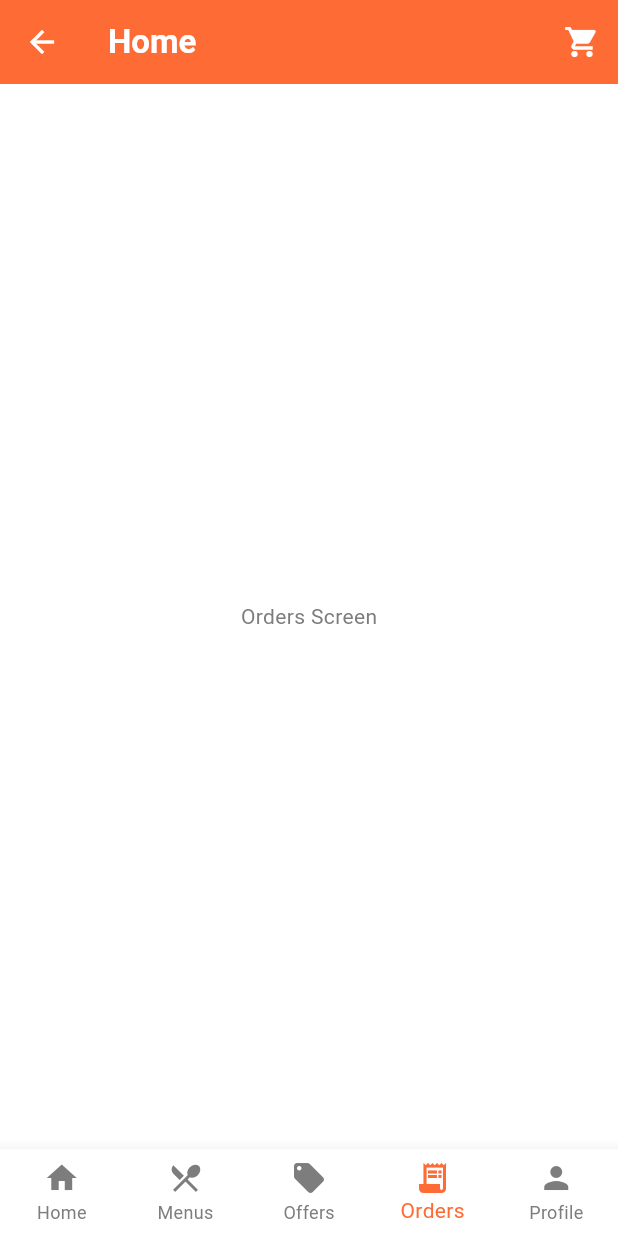
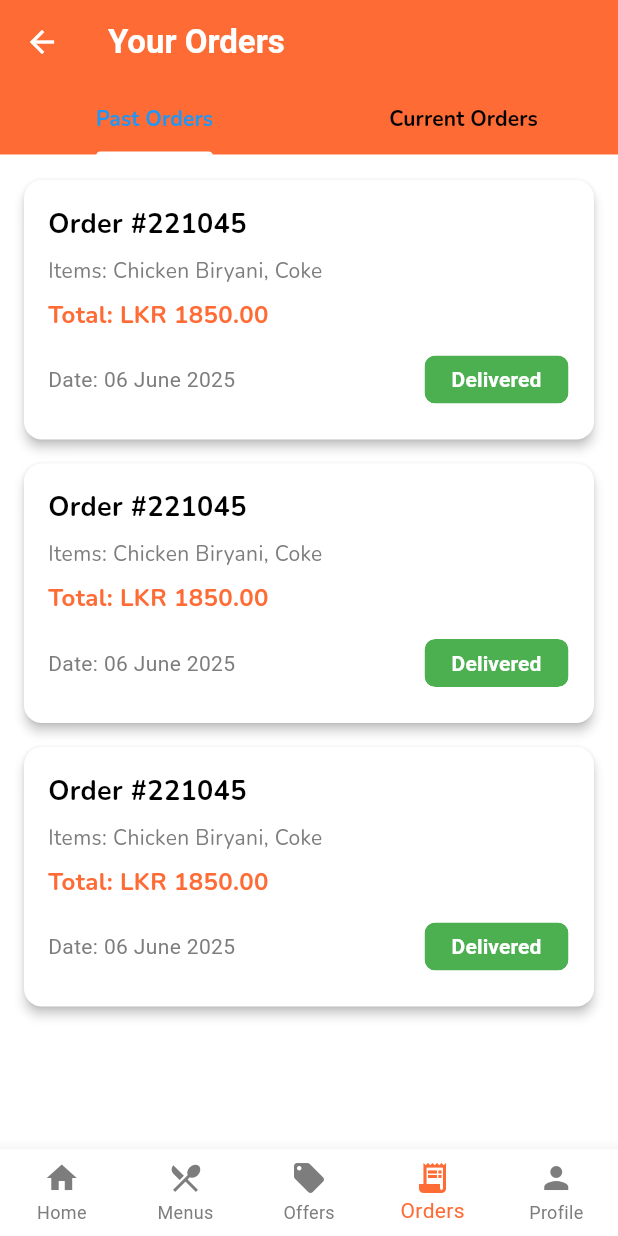
Before and after one commit to M-J-Christina213/swiftdine-app, a Flutter app: the screen it shows after launch, item 4 of the bottom bar chosen, on a phone screen of 412 x 824 dp. Run offline on Flutter 3.47's test engine with Material 3 defaults, Android fonts, the phone set to English and light mode, and no system bars; our stand-ins replace geocoding, geolocator, google_fonts, smooth_page_indicator; network calls fail.

Commit message:
created the order screen with tabs in past and current 😶‍🌫️

```diff
--- a/lib/main.dart
+++ b/lib/main.dart
@@ -44,7 +44,7 @@ class SwiftDineApp extends StatelessWidget {
         '/splash': (context) => const SplashScreen(),
         '/login': (context) => const LoginScreen(),
         '/home': (context) => const BottomNavBarScreen(),
-        '/orders': (context) => const OrdersScreen(),
+        '/orders': (context) => const OrderScreen(),
         '/favorites': (context) => const FavoritesScreen(),
         '/payments': (context) => const PaymentsScreen(),
         '/addresses': (context) => const AddressScreen(),
--- a/lib/themes/app_theme.dart
+++ b/lib/themes/app_theme.dart
@@ -41,4 +41,21 @@ class AppTheme {
     ),
     colorScheme: ColorScheme.dark().copyWith(secondary: accentColor),
   );
+
+  static final TextStyle headingStyle = GoogleFonts.nunito(
+    color: headingColor,
+    fontSize: 18,
+    fontWeight: FontWeight.bold,
+  );
+
+  static final TextStyle descriptionStyle = GoogleFonts.nunito(
+    color: descriptionColor,
+    fontSize: 14,
+  );
+
+  static final TextStyle priceStyle = GoogleFonts.nunito(
+    color: primaryColor,
+    fontSize: 16,
+    fontWeight: FontWeight.bold,
+  );
 }
--- a/lib/views/checkout.dart
+++ b/lib/views/checkout.dart
@@ -216,7 +216,7 @@ class _CheckoutScreenState extends State<CheckoutScreen> {
             onPressed: () {
               Navigator.of(ctx).pop();
               Navigator.of(context).pushReplacement(
-                MaterialPageRoute(builder: (_) => const OrdersScreen()),
+                MaterialPageRoute(builder: (_) => const OrderScreen()),
               );
             },
             child: const Text('OK'),
--- /dev/null
+++ b/lib/views/orders/past_orders_tab.dart
@@ -0,0 +1,17 @@
+import 'package:flutter/material.dart';
+import 'package:swiftdine_app/views/widgets/orders/past_order_card.dart';
+
+class PastOrdersTab extends StatelessWidget {
+  const PastOrdersTab({super.key});
+
+  @override
+  Widget build(BuildContext context) {
+    return ListView.builder(
+      padding: const EdgeInsets.all(16),
+      itemCount: 3,
+      itemBuilder: (context, index) {
+        return const PastOrderCard();
+      },
+    );
+  }
+}
--- a/lib/views/orders_screen.dart
+++ b/lib/views/orders_screen.dart
@@ -1,24 +1,36 @@
-// views/home_screen.dart
 import 'package:flutter/material.dart';
+import 'package:swiftdine_app/views/orders/current_orders_tab.dart';
+import 'package:swiftdine_app/views/orders/past_orders_tab.dart';
+import 'package:swiftdine_app/themes/app_theme.dart';
 
-class OrdersScreen extends StatelessWidget {
-  const OrdersScreen({super.key});
+class OrderScreen extends StatelessWidget {
+  const OrderScreen({super.key});
 
   @override
   Widget build(BuildContext context) {
-    return Scaffold(
-      appBar: AppBar(
-        title: const Text('Home'),
-        actions: [
-          IconButton(
-            icon: const Icon(Icons.shopping_cart),
-            onPressed: () {
-              // Navigate to Cart
-            },
+    return DefaultTabController(
+      length: 2,
+      initialIndex: 0, // Past Orders first
+      child: Scaffold(
+        appBar: AppBar(
+          title: const Text('Your Orders'),
+          backgroundColor: AppTheme.primaryColor,
+          bottom: const TabBar(
+            indicatorColor: Colors.white,
+            labelStyle: TextStyle(fontWeight: FontWeight.bold),
+            tabs: [
+              Tab(text: 'Past Orders'),
+              Tab(text: 'Current Orders'),
+            ],
           ),
-        ],
+        ),
+        body: const TabBarView(
+          children: [
+            PastOrdersTab(),
+            CurrentOrdersTab(),
+          ],
+        ),
       ),
-      body: const Center(child: Text('Orders Screen')),
     );
   }
 }
--- a/lib/views/widgets/bottom_nav_bar.dart
+++ b/lib/views/widgets/bottom_nav_bar.dart
@@ -20,7 +20,7 @@ class _BottomNavBarScreenState extends State<BottomNavBarScreen> {
     const HomeScreen(),
     const MenuScreen(),
     const OffersScreen(),
-    const OrdersScreen(),
+    const OrderScreen(),
     const ProfileScreen(),
   ];
 
--- /dev/null
+++ b/lib/views/widgets/orders/order_status_chip.dart
@@ -0,0 +1,24 @@
+import 'package:flutter/material.dart';
+
+class OrderStatusChip extends StatelessWidget {
+  final String status;
+  final Color color;
+
+  const OrderStatusChip({
+    super.key,
+    required this.status,
+    required this.color,
+  });
+
+  @override
+  Widget build(BuildContext context) {
+    return Chip(
+      label: Text(
+        status,
+        style: const TextStyle(color: Colors.white),
+      ),
+      backgroundColor: color,
+      padding: const EdgeInsets.symmetric(horizontal: 10, vertical: 4),
+    );
+  }
+}
--- /dev/null
+++ b/lib/views/widgets/orders/past_order_card.dart
@@ -0,0 +1,37 @@
+import 'package:flutter/material.dart';
+import 'package:swiftdine_app/themes/app_theme.dart';
+import 'order_status_chip.dart';
+
+class PastOrderCard extends StatelessWidget {
+  const PastOrderCard({super.key});
+
+  @override
+  Widget build(BuildContext context) {
+    return Card(
+      elevation: 3,
+      margin: const EdgeInsets.only(bottom: 16),
+      shape: RoundedRectangleBorder(borderRadius: BorderRadius.circular(12)),
+      child: Padding(
+        padding: const EdgeInsets.all(16),
+        child: Column(
+          crossAxisAlignment: CrossAxisAlignment.start,
+          children: [
+            Text("Order #221045", style: AppTheme.headingStyle),
+            const SizedBox(height: 8),
+            Text("Items: Chicken Biryani, Coke", style: AppTheme.descriptionStyle),
+            const SizedBox(height: 8),
+            Text("Total: LKR 1850.00", style: AppTheme.priceStyle),
+            const SizedBox(height: 8),
+            Row(
+              mainAxisAlignment: MainAxisAlignment.spaceBetween,
+              children: const [
+                Text("Date: 06 June 2025"),
+                OrderStatusChip(status: "Delivered", color: Colors.green),
+              ],
+            ),
+          ],
+        ),
+      ),
+    );
+  }
+}
```
Also changed, not shown: lib/views/orders/current_orders_tab.dart (added, +17 -0 lines), lib/views/widgets/orders/current_order_cart.dart (added, +54 -0 lines), assets/images/d1.png (added), assets/images/map_order.png (added).
